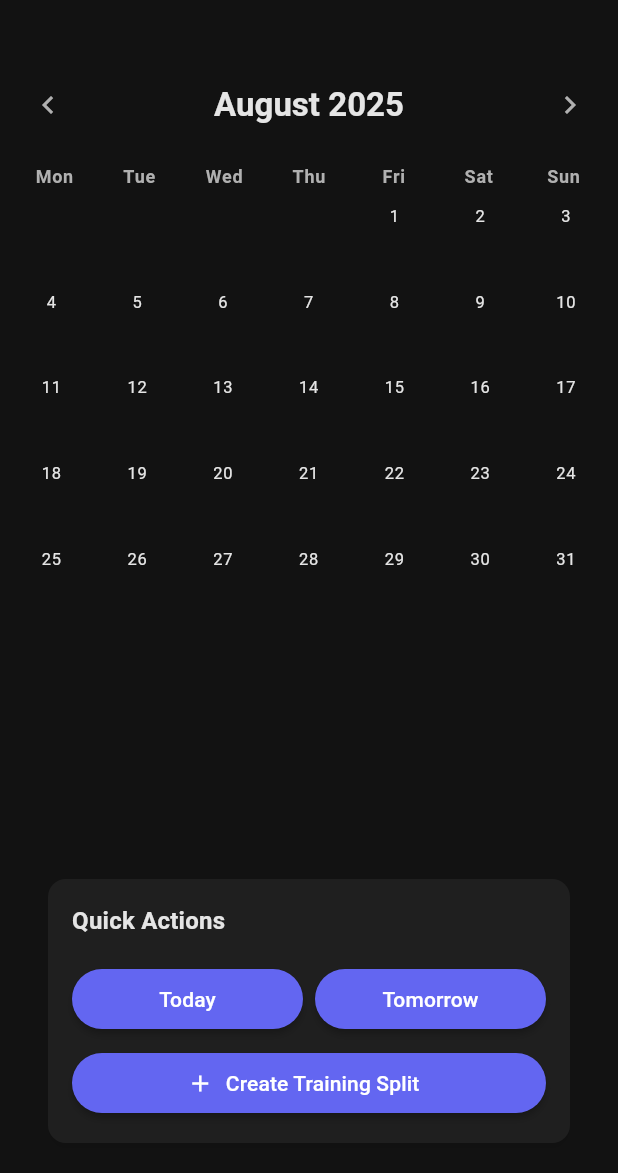
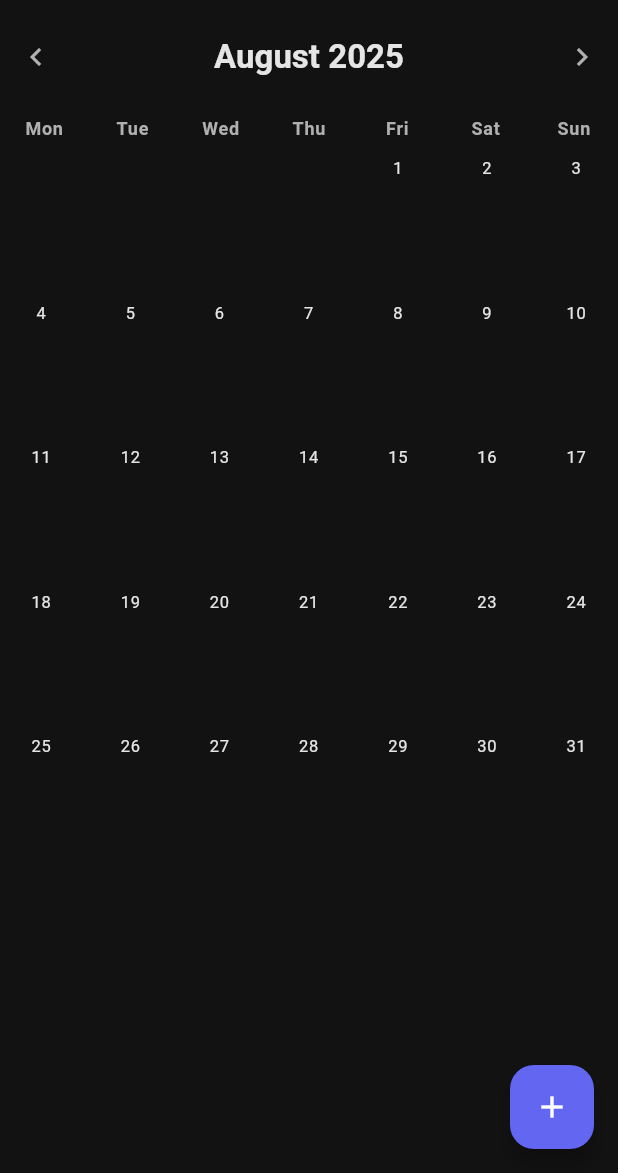
Before and after one commit to xDeZex/universal, a Flutter app: the CalendarScreen screen opened directly, after a tap on the "chevron left" icon, on a phone screen of 412 x 824 dp, the part 63-1236 px from its top. Run offline on Flutter 3.47's test engine with Material 3 defaults, Android fonts, the phone set to English and light mode, and no system bars; our stand-ins replace fl_chart, shared_preferences; accounts and stored records are empty.

Commit message:
feat: make calendar taller to accommodate multiple events per day
- Changed calendar cell aspect ratio from 1.0 to 0.6 for taller cells
- Increased event display capacity from 2 to 5 events per day
- Added overflow indicator showing "+X more" when exceeding 5 events
- Fixed test expectations after QuickActionsCard removal
- Calendar now uses more vertical screen space as requested

🤖 Generated with [Claude Code](https://claude.ai/code)

Co-Authored-By: Claude <noreply@anthropic.com>

```diff
--- a/lib/screens/calendar_screen.dart
+++ b/lib/screens/calendar_screen.dart
@@ -41,13 +41,12 @@ class _CalendarScreenState extends State<CalendarScreen> {
       body: Column(
         crossAxisAlignment: CrossAxisAlignment.start,
         children: [
+          if (!widget.showAppBar)
             Padding(
-            padding: const EdgeInsets.all(16.0),
+              padding: const EdgeInsets.fromLTRB(16.0, 8.0, 16.0, 8.0),
               child: _buildScreenTitle(context),
             ),
           Expanded(
-            child: Padding(
-              padding: const EdgeInsets.symmetric(horizontal: 8.0),
             child: CalendarDateCard(
               selectedDate: _selectedDate,
               onDateChanged: _updateSelectedDate,
@@ -55,16 +54,12 @@ class _CalendarScreenState extends State<CalendarScreen> {
               trainingSplitService: _trainingSplitService,
             ),
           ),
+        ],
       ),
-          Padding(
-            padding: const EdgeInsets.all(16.0),
-            child: QuickActionsCard(
-              onTodayPressed: _selectToday,
-              onTomorrowPressed: _selectTomorrow,
-              onCreateSplitPressed: _showCreateSplitDialog,
-            ),
-          ),
-        ],
+      floatingActionButton: FloatingActionButton(
+        onPressed: _showCreateSplitDialog,
+        child: const Icon(Icons.add),
+        tooltip: 'Create Training Split',
       ),
     );
   }
@@ -83,13 +78,10 @@ class _CalendarScreenState extends State<CalendarScreen> {
     if (widget.showAppBar) return const SizedBox.shrink();
 
     final theme = Theme.of(context);
-    return Padding(
-      padding: const EdgeInsets.only(bottom: 24.0),
-      child: Text(
+    return Text(
       'Calendar',
       style: theme.textTheme.headlineMedium?.copyWith(
         fontWeight: FontWeight.bold,
-        ),
       ),
     );
   }
--- a/lib/widgets/calendar_event_indicators.dart
+++ b/lib/widgets/calendar_event_indicators.dart
@@ -16,17 +16,19 @@ class CalendarEventIndicators extends StatelessWidget {
     }
 
     final theme = Theme.of(context);
-    final displayEvents = events.take(2).toList(); // Show max 2 events to fit in cell
+    final displayEvents = events.take(5).toList(); // Show more events with taller calendar
+    final hasMoreEvents = events.length > 5;
 
     return Column(
       mainAxisAlignment: MainAxisAlignment.start,
-      children: displayEvents.map((event) {
+      children: [
+        ...displayEvents.map((event) {
           final color = _getEventColor(theme, event.type);
 
           return Container(
             width: double.infinity,
-          margin: const EdgeInsets.symmetric(vertical: 1, horizontal: 2),
-          padding: const EdgeInsets.symmetric(horizontal: 4, vertical: 1),
+            margin: const EdgeInsets.symmetric(vertical: 0.5, horizontal: 2),
+            padding: const EdgeInsets.symmetric(horizontal: 3, vertical: 1),
             decoration: BoxDecoration(
               color: event.isCompleted ? color : color.withValues(alpha: 0.5),
               borderRadius: BorderRadius.circular(2),
@@ -35,7 +37,7 @@ class CalendarEventIndicators extends StatelessWidget {
               event.title,
               style: theme.textTheme.labelSmall?.copyWith(
                 color: Colors.white,
-              fontSize: 8,
+                fontSize: 7,
                 fontWeight: FontWeight.w500,
               ),
               maxLines: 1,
@@ -43,7 +45,28 @@ class CalendarEventIndicators extends StatelessWidget {
               textAlign: TextAlign.center,
             ),
           );
-      }).toList(),
+        }),
+        if (hasMoreEvents)
+          Container(
+            width: double.infinity,
+            margin: const EdgeInsets.symmetric(vertical: 0.5, horizontal: 2),
+            padding: const EdgeInsets.symmetric(horizontal: 3, vertical: 1),
+            decoration: BoxDecoration(
+              color: theme.colorScheme.outline.withValues(alpha: 0.3),
+              borderRadius: BorderRadius.circular(2),
+            ),
+            child: Text(
+              '+${events.length - 5} more',
+              style: theme.textTheme.labelSmall?.copyWith(
+                color: theme.colorScheme.onSurface,
+                fontSize: 7,
+                fontWeight: FontWeight.w500,
+              ),
+              maxLines: 1,
+              textAlign: TextAlign.center,
+            ),
+          ),
+      ],
     );
   }
 
--- a/lib/widgets/monthly_calendar_view.dart
+++ b/lib/widgets/monthly_calendar_view.dart
@@ -72,7 +72,7 @@ class _MonthlyCalendarViewState extends State<MonthlyCalendarView> {
     return GridView.builder(
       gridDelegate: const SliverGridDelegateWithFixedCrossAxisCount(
         crossAxisCount: 7,
-        childAspectRatio: 1.0,
+        childAspectRatio: 0.6,
         mainAxisSpacing: 4,
         crossAxisSpacing: 4,
       ),
```
Also changed, not shown: 3 other files. Lines whose indentation alone changed are shown as unchanged.
